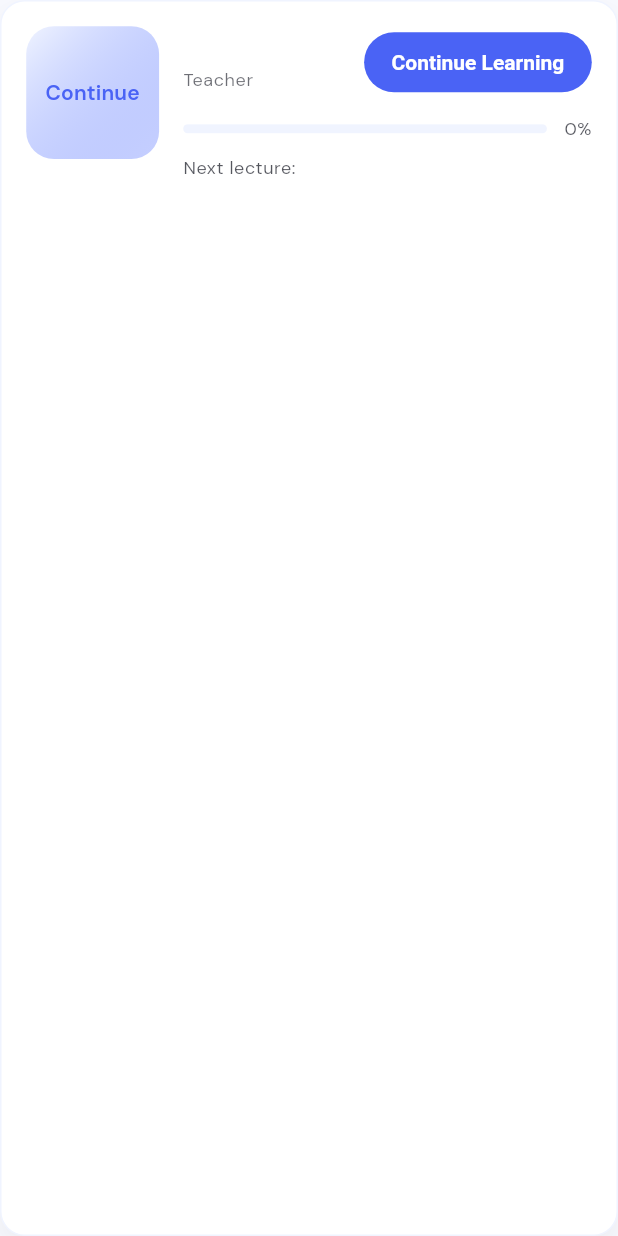
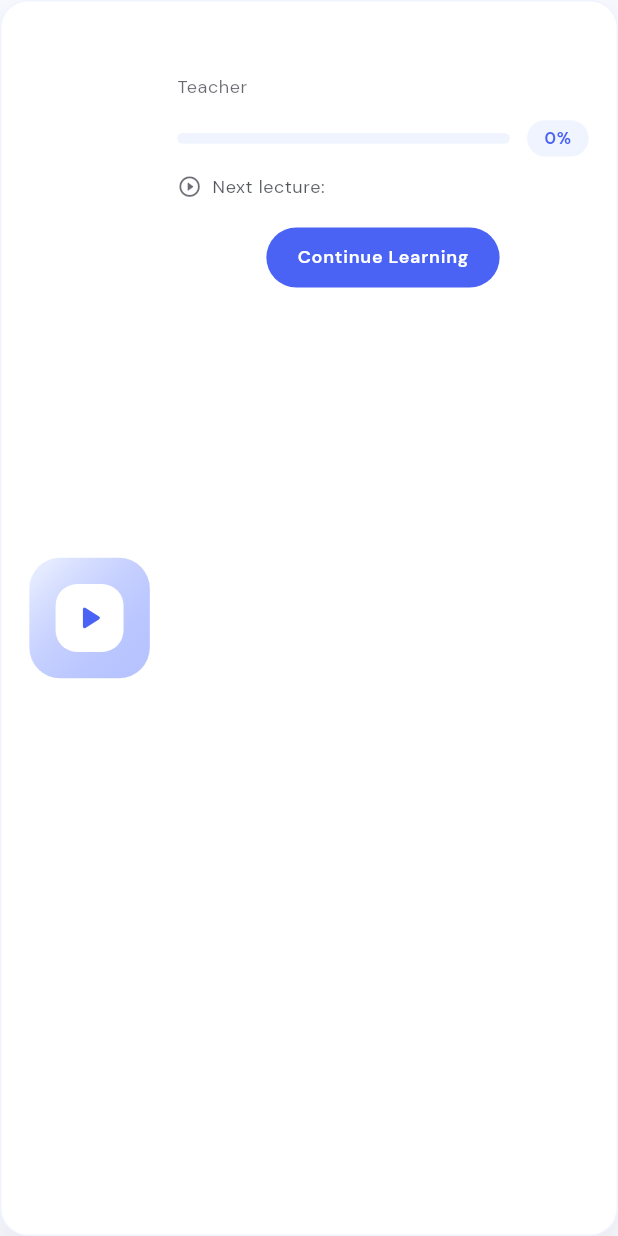
Before and after one commit to AleeXraxa/Sum-Academy, a Flutter app: the _ActiveCourseCard widget shown alone on an empty page, opened directly with empty values, on a phone screen of 412 x 824 dp. Run offline on Flutter 3.47's test engine with Material 3 defaults, Android fonts, the phone set to English and light mode, and no system bars; our stand-ins replace animated_custom_dropdown, cloud_firestore, device_info_plus, file_picker, firebase_auth, firebase_core and 8 more; accounts and stored records are empty; generated files the repository leaves out were written again.

Commit message:
bugs fixed

```diff
--- a/lib/modules/home/views/home_view.dart
+++ b/lib/modules/home/views/home_view.dart
@@ -474,83 +474,140 @@ class _ActiveCourseCard extends StatelessWidget {
     final progressPercent = (course.progress * 100).clamp(0, 100).round();
 
     return Container(
-      padding: EdgeInsets.all(16.r),
+      padding: EdgeInsets.all(18.r),
       decoration: BoxDecoration(
         color: surface,
-        borderRadius: BorderRadius.circular(SumAcademyTheme.radiusCard.r),
+        borderRadius: BorderRadius.circular((SumAcademyTheme.radiusCard + 2).r),
         border: Border.all(color: border),
         boxShadow: [
           if (!isDark)
             BoxShadow(
-              color: SumAcademyTheme.darkBase.withOpacityFloat(0.06),
-              blurRadius: 18.r,
-              offset: Offset(0, 10.h),
+              color: SumAcademyTheme.darkBase.withOpacityFloat(0.08),
+              blurRadius: 22.r,
+              offset: Offset(0, 12.h),
             ),
         ],
       ),
       child: Row(
-        crossAxisAlignment: CrossAxisAlignment.start,
+        crossAxisAlignment: CrossAxisAlignment.center,
         children: [
           Container(
-            width: 86.r,
-            height: 86.r,
+            width: 78.r,
+            height: 78.r,
             decoration: BoxDecoration(
               gradient: LinearGradient(
                 colors: [
                   SumAcademyTheme.brandBluePale,
-                  SumAcademyTheme.brandBlueLight.withOpacityFloat(0.4),
+                  SumAcademyTheme.brandBlueLight.withOpacityFloat(0.5),
                 ],
                 begin: Alignment.topLeft,
                 end: Alignment.bottomRight,
               ),
-              borderRadius: BorderRadius.circular(18.r),
+              borderRadius: BorderRadius.circular(20.r),
             ),
             alignment: Alignment.center,
-            child: Text(
-              'Continue',
-              textAlign: TextAlign.center,
-              style: Theme.of(context).textTheme.labelLarge?.copyWith(
+            child: Container(
+              width: 44.r,
+              height: 44.r,
+              decoration: BoxDecoration(
+                color: SumAcademyTheme.white,
+                borderRadius: BorderRadius.circular(14.r),
+              ),
+              alignment: Alignment.center,
+              child: Icon(
+                Icons.play_arrow_rounded,
+                size: 26.sp,
                 color: SumAcademyTheme.brandBlue,
-                    fontWeight: FontWeight.w600,
               ),
             ),
           ),
-          SizedBox(width: 14.w),
-          Expanded(
-            child: Column(
-              crossAxisAlignment: CrossAxisAlignment.start,
-              children: [
-                Row(
-                  crossAxisAlignment: CrossAxisAlignment.start,
-                  children: [
+          SizedBox(width: 16.w),
           Expanded(
             child: Column(
               crossAxisAlignment: CrossAxisAlignment.start,
               children: [
                 Text(
                   course.title,
-                            maxLines: 1,
+                  maxLines: 2,
                   overflow: TextOverflow.ellipsis,
                   style: Theme.of(context)
                       .textTheme
                       .titleMedium
                       ?.copyWith(
                         color: textColor,
-                                  fontWeight: FontWeight.w600,
+                        fontWeight: FontWeight.w700,
                       ),
                 ),
-                          SizedBox(height: 4.h),
+                SizedBox(height: 6.h),
                 Text(
                   course.teacher.isEmpty ? 'Teacher' : course.teacher,
                   style: Theme.of(context).textTheme.bodySmall?.copyWith(
-                                  color: textColor.withOpacityFloat(0.6),
+                        color: textColor.withOpacityFloat(0.62),
+                      ),
+                ),
+                SizedBox(height: 14.h),
+                Row(
+                  children: [
+                    Expanded(
+                      child: ClipRRect(
+                        borderRadius: BorderRadius.circular(8.r),
+                        child: LinearProgressIndicator(
+                          value: course.progress,
+                          minHeight: 7.h,
+                          backgroundColor: SumAcademyTheme.brandBluePale,
+                          valueColor: const AlwaysStoppedAnimation(
+                            SumAcademyTheme.brandBlue,
+                          ),
+                        ),
+                      ),
+                    ),
+                    SizedBox(width: 10.w),
+                    Container(
+                      padding: EdgeInsets.symmetric(
+                        horizontal: 10.w,
+                        vertical: 4.h,
+                      ),
+                      decoration: BoxDecoration(
+                        color: SumAcademyTheme.brandBluePale,
+                        borderRadius: BorderRadius.circular(12.r),
+                      ),
+                      child: Text(
+                        '$progressPercent%',
+                        style: Theme.of(context).textTheme.labelSmall?.copyWith(
+                              color: SumAcademyTheme.brandBlue,
+                              fontWeight: FontWeight.w600,
+                            ),
                       ),
                     ),
                   ],
                 ),
+                SizedBox(height: 12.h),
+                Row(
+                  children: [
+                    Icon(
+                      Icons.play_circle_outline_rounded,
+                      size: 16.sp,
+                      color: textColor.withOpacityFloat(0.6),
                     ),
-                    SizedBox(width: 12.w),
-                    ElevatedButton(
+                    SizedBox(width: 6.w),
+                    Expanded(
+                      child: Text(
+                        'Next lecture: ${course.nextLecture}',
+                        maxLines: 2,
+                        overflow: TextOverflow.ellipsis,
+                        style: Theme.of(context).textTheme.bodySmall?.copyWith(
+                              color: textColor.withOpacityFloat(0.7),
+                            ),
+                      ),
+                    ),
+                  ],
+                ),
+                SizedBox(height: 14.h),
+                Align(
+                  alignment: Alignment.center,
+                  child: ConstrainedBox(
+                    constraints: BoxConstraints(minWidth: 0, maxWidth: 200.w),
+                    child: ElevatedButton(
                       onPressed: () {
                         if (course.courseId.trim().isNotEmpty) {
                           Get.to(
@@ -575,7 +632,7 @@ class _ActiveCourseCard extends StatelessWidget {
                         backgroundColor: SumAcademyTheme.brandBlue,
                         foregroundColor: SumAcademyTheme.white,
                         padding: EdgeInsets.symmetric(
-                          horizontal: 16.w,
+                          horizontal: 18.w,
                           vertical: 10.h,
                         ),
                         shape: RoundedRectangleBorder(
@@ -583,40 +640,14 @@ class _ActiveCourseCard extends StatelessWidget {
                         ),
                         elevation: 0,
                       ),
-                      child: const Text('Continue Learning'),
-                    ),
-                  ],
-                ),
-                SizedBox(height: 12.h),
-                Row(
-                  children: [
-                    Expanded(
-                      child: ClipRRect(
-                        borderRadius: BorderRadius.circular(8.r),
-                        child: LinearProgressIndicator(
-                          value: course.progress,
-                          minHeight: 6.h,
-                          backgroundColor: SumAcademyTheme.brandBluePale,
-                          valueColor: const AlwaysStoppedAnimation(
-                            SumAcademyTheme.brandBlue,
+                      child: Text(
+                        'Continue Learning',
+                        style: Theme.of(context).textTheme.labelMedium?.copyWith(
+                              color: SumAcademyTheme.white,
+                              fontWeight: FontWeight.w600,
                             ),
                       ),
                     ),
-                    ),
-                    SizedBox(width: 10.w),
-                    Text(
-                      '$progressPercent%',
-                      style: Theme.of(context).textTheme.bodySmall?.copyWith(
-                            color: textColor.withOpacityFloat(0.7),
-                          ),
-                    ),
-                  ],
-                ),
-                SizedBox(height: 10.h),
-                Text(
-                  'Next lecture: ${course.nextLecture}',
-                  style: Theme.of(context).textTheme.bodySmall?.copyWith(
-                        color: textColor.withOpacityFloat(0.7),
                   ),
                 ),
               ],
```
Also changed, not shown: lib/modules/admin/controllers/admin_controller.dart (+8 -19 lines). Lines whose indentation alone changed are shown as unchanged.
